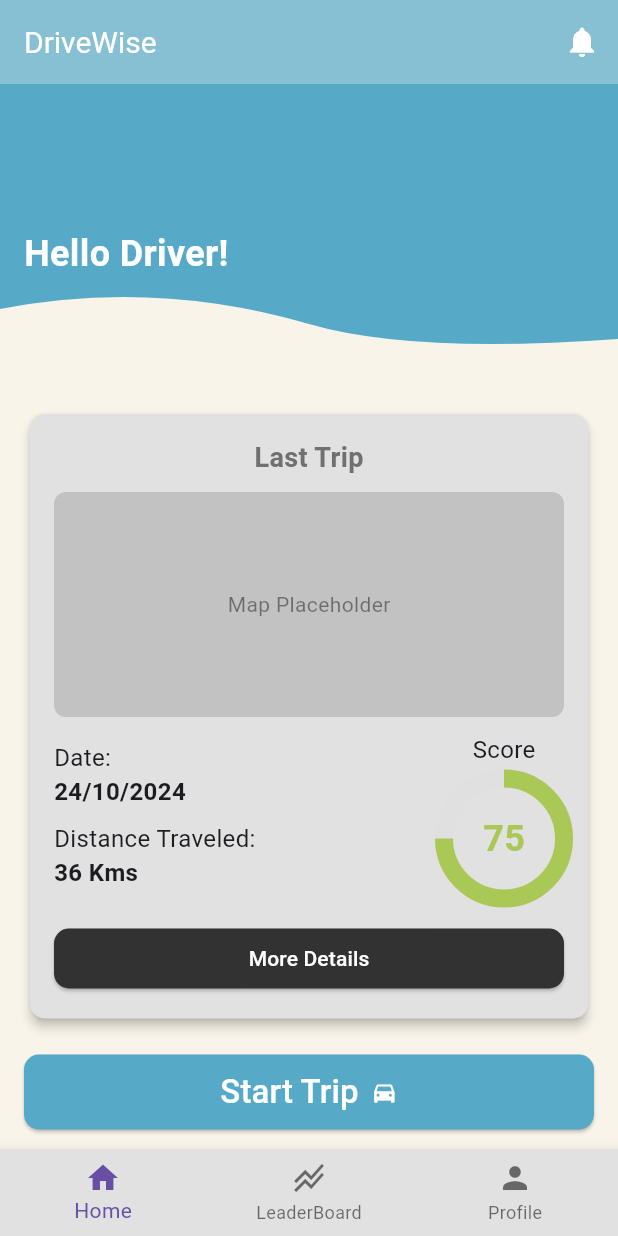
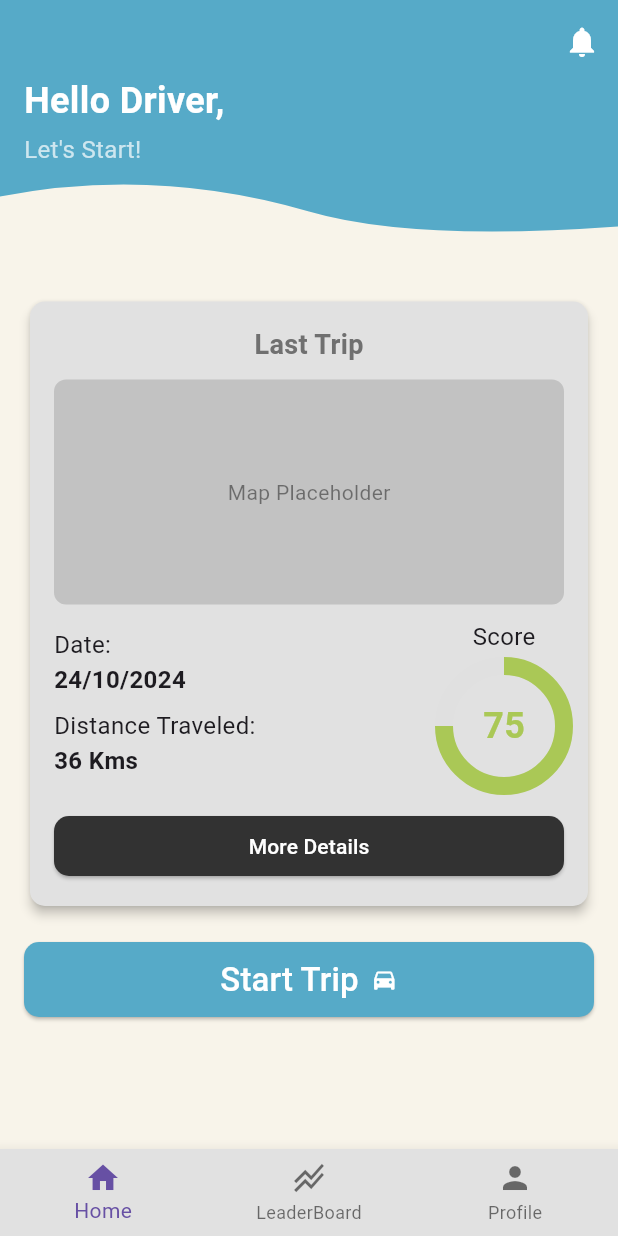
Before and after one commit to R-umaria/Group24F24, a Flutter app: the screen it shows after launch, on a phone screen of 412 x 824 dp. Run offline on Flutter 3.47's test engine with Material 3 defaults, Android fonts, the phone set to English and light mode, and no system bars; our stand-ins replace flutter_custom_clippers, geolocator, permission_handler.

Commit message:
code refine/restructure

```diff
--- a/lib/pages/home_page.dart
+++ b/lib/pages/home_page.dart
@@ -1,5 +1,5 @@
 import 'package:flutter/material.dart';
-import 'package:flutter_custom_clippers/flutter_custom_clippers.dart'; // Add this package to pubspec.yaml
+import 'package:flutter_custom_clippers/flutter_custom_clippers.dart'; // Ensure this package is added in pubspec.yaml
 
 void main() {
   runApp(MyApp());
@@ -21,16 +21,13 @@ class HomePage extends StatelessWidget {
     return Scaffold(
       backgroundColor: const Color.fromRGBO(248, 244, 234, 1),
       appBar: AppBar(
-        backgroundColor: const Color.fromRGBO(86, 170, 200, 0.7),
-        title: Text(
-          "DriveWise",
-          style: TextStyle(color: Colors.white, fontSize: 20),
-        ),
-        centerTitle: false,
+        backgroundColor: const Color.fromRGBO(86, 170, 200, 1),
         actions: [
           IconButton(
             icon: Icon(Icons.notifications, color: Colors.white),
-            onPressed: () {},
+            onPressed: () {
+              // Handle notifications
+            },
           ),
         ],
       ),
@@ -38,39 +35,77 @@ class HomePage extends StatelessWidget {
         child: Column(
           crossAxisAlignment: CrossAxisAlignment.start,
           children: [
-            // Custom Shape Divider with "Hello Driver!" Text (Covers the full width)
-            Stack(
+            // Header with wavy background and text
+            _buildHeader(),
+
+            // Main content with padding
+            Padding(
+              padding: const EdgeInsets.all(16.0),
+              child: Column(
+                crossAxisAlignment: CrossAxisAlignment.start,
+                children: [
+                  SizedBox(height: 20), // Spacing after the header
+
+                  // Last Trip Card
+                  _buildLastTripCard(),
+
+                  SizedBox(height: 20), // Spacing before the Start Trip button
+
+                  // Start Trip Button
+                  _buildStartTripButton(),
+                ],
+              ),
+            ),
+          ],
+        ),
+      ),
+    );
+  }
+
+  /// Builds the header section with a wavy background and text.
+  Widget _buildHeader() {
+    return Stack(
       children: [
         ClipPath(
-                  clipper: WaveClipperOne(reverse: false, flip: true), // Creates a wavy shape
+          clipper: WaveClipperOne(reverse: false, flip: true),
           child: Container(
-                    height: 180,
-                    width: double.infinity, // Ensures it spans the full width
-                    color: const Color.fromRGBO(86, 170, 200, 1), // Background color
+            height: 105,
+            width: double.infinity,
+            color: const Color.fromRGBO(86, 170, 200, 1),
           ),
         ),
         Positioned(
           left: 16,
           bottom: 50,
-                  child: Text(
-                    "Hello Driver!",
+          child: Column(
+            crossAxisAlignment: CrossAxisAlignment.start,
+            children: [
+              Text(
+                "Hello Driver,",
                 style: TextStyle(
                   fontSize: 24,
                   fontWeight: FontWeight.bold,
                   color: Colors.white,
                 ),
               ),
+              SizedBox(height: 4),
+              Text(
+                "Let's Start!",
+                style: TextStyle(
+                  fontSize: 16,
+                  color: Colors.white70,
+                ),
               ),
             ],
           ),
-            // Rest of the UI inside Padding
-            Padding(
-              padding: const EdgeInsets.all(16.0),
-              child: Column(
-                crossAxisAlignment: CrossAxisAlignment.start,
-                children: [
-                  SizedBox(height: 20), // Add spacing after the stack
-                  Card(
+        ),
+      ],
+    );
+  }
+
+  /// Builds the Last Trip card with details and a placeholder for the map.
+  Widget _buildLastTripCard() {
+    return Card(
       color: const Color.fromRGBO(225, 225, 225, 1),
       elevation: 3,
       shape: RoundedRectangleBorder(
@@ -80,6 +115,7 @@ class HomePage extends StatelessWidget {
         padding: const EdgeInsets.all(16.0),
         child: Column(
           children: [
+            // Title
             Text(
               'Last Trip',
               style: TextStyle(
@@ -89,6 +125,8 @@ class HomePage extends StatelessWidget {
               ),
             ),
             SizedBox(height: 10),
+
+            // Map Placeholder
             Container(
               height: 150,
               decoration: BoxDecoration(
@@ -103,37 +141,22 @@ class HomePage extends StatelessWidget {
               ),
             ),
             SizedBox(height: 10),
+
+            // Details Row
             Row(
               mainAxisAlignment: MainAxisAlignment.spaceBetween,
               children: [
+                // Date and Distance
                 Column(
                   crossAxisAlignment: CrossAxisAlignment.start,
                   children: [
-                                  Text(
-                                    'Date:',
-                                    style: TextStyle(fontSize: 16),
-                                  ),
-                                  Text(
-                                    '24/10/2024',
-                                    style: TextStyle(
-                                      fontSize: 16,
-                                      fontWeight: FontWeight.bold,
-                                    ),
-                                  ),
+                    _buildDetailRow('Date:', '24/10/2024'),
                     SizedBox(height: 8),
-                                  Text(
-                                    'Distance Traveled:',
-                                    style: TextStyle(fontSize: 16),
-                                  ),
-                                  Text(
-                                    '36 Kms',
-                                    style: TextStyle(
-                                      fontSize: 16,
-                                      fontWeight: FontWeight.bold,
-                                    ),
-                                  ),
+                    _buildDetailRow('Distance Traveled:', '36 Kms'),
                   ],
                 ),
+
+                // Score
                 Column(
                   children: [
                     Text(
@@ -145,11 +168,11 @@ class HomePage extends StatelessWidget {
                       alignment: Alignment.center,
                       children: [
                         SizedBox(
-                                        width: 80, // Adjust width
-                                        height: 80, // Adjust height
+                          width: 80,
+                          height: 80,
                           child: CircularProgressIndicator(
-                                          value: 0.75, // Progress value
-                                          strokeWidth: 12, // Thickness of the progress bar
+                            value: 0.75,
+                            strokeWidth: 12,
                             backgroundColor: Colors.grey.shade300,
                             color: const Color.fromRGBO(170, 200, 86, 1),
                           ),
@@ -169,8 +192,12 @@ class HomePage extends StatelessWidget {
               ],
             ),
             SizedBox(height: 16),
+
+            // More Details Button
             ElevatedButton(
-                            onPressed: () {},
+              onPressed: () {
+                // Handle more details action
+              },
               style: ElevatedButton.styleFrom(
                 backgroundColor: const Color.fromRGBO(50, 50, 50, 1),
                 minimumSize: Size(double.infinity, 40),
@@ -186,15 +213,40 @@ class HomePage extends StatelessWidget {
           ],
         ),
       ),
+    );
+  }
+
+  /// Builds a detail row with a label and a value.
+  Widget _buildDetailRow(String label, String value) {
+    return Column(
+      crossAxisAlignment: CrossAxisAlignment.start,
+      children: [
+        Text(
+          label,
+          style: TextStyle(fontSize: 16),
         ),
-                  SizedBox(height: 20),
-                  ElevatedButton(
-                    onPressed: () {},
+        Text(
+          value,
+          style: TextStyle(
+            fontSize: 16,
+            fontWeight: FontWeight.bold,
+          ),
+        ),
+      ],
+    );
+  }
+
+  /// Builds the Start Trip button.
+  Widget _buildStartTripButton() {
+    return ElevatedButton(
+      onPressed: () {
+        // Handle start trip action
+      },
       style: ElevatedButton.styleFrom(
         backgroundColor: const Color.fromRGBO(86, 170, 200, 1),
         minimumSize: Size(double.infinity, 50),
         shape: RoundedRectangleBorder(
-                        borderRadius: BorderRadius.circular(10), // Set border radius to 10
+          borderRadius: BorderRadius.circular(10),
         ),
       ),
       child: Row(
@@ -205,21 +257,14 @@ class HomePage extends StatelessWidget {
             style: TextStyle(
               color: const Color.fromRGBO(255, 255, 255, 1),
               fontSize: 22,
-                          ), // Text color set to white
             ),
-                        SizedBox(width: 8), // Spacing between text and icon
+          ),
+          SizedBox(width: 8),
           Icon(
             Icons.directions_car,
-                          color: const Color.fromRGBO(255, 255, 255, 1), // Set icon color to white
+            color: const Color.fromRGBO(255, 255, 255, 1),
           ),
         ],
-                    ),
-                  ),
-                ],
-              ),
-            ),
-          ],
-        ),
       ),
     );
   }
```
Lines whose indentation alone changed are shown as unchanged.
